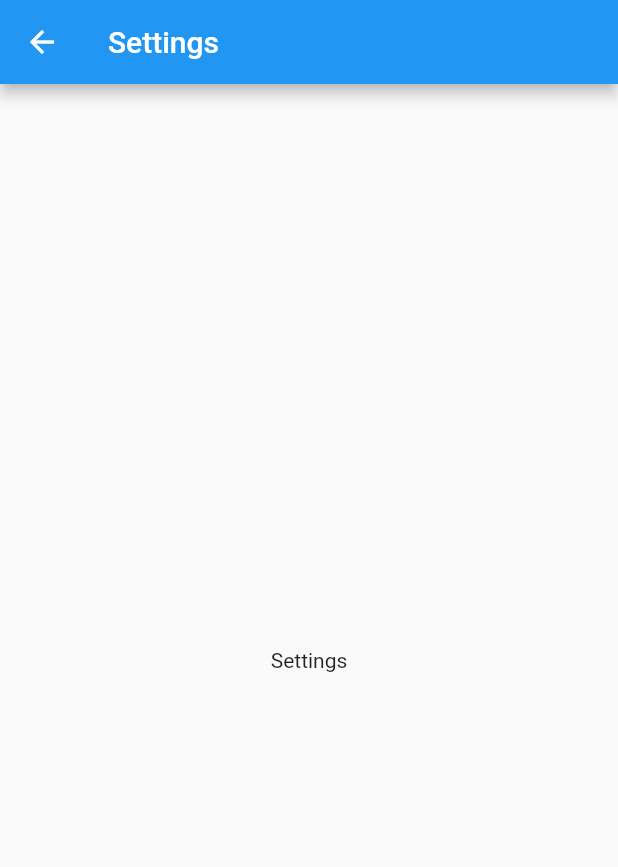
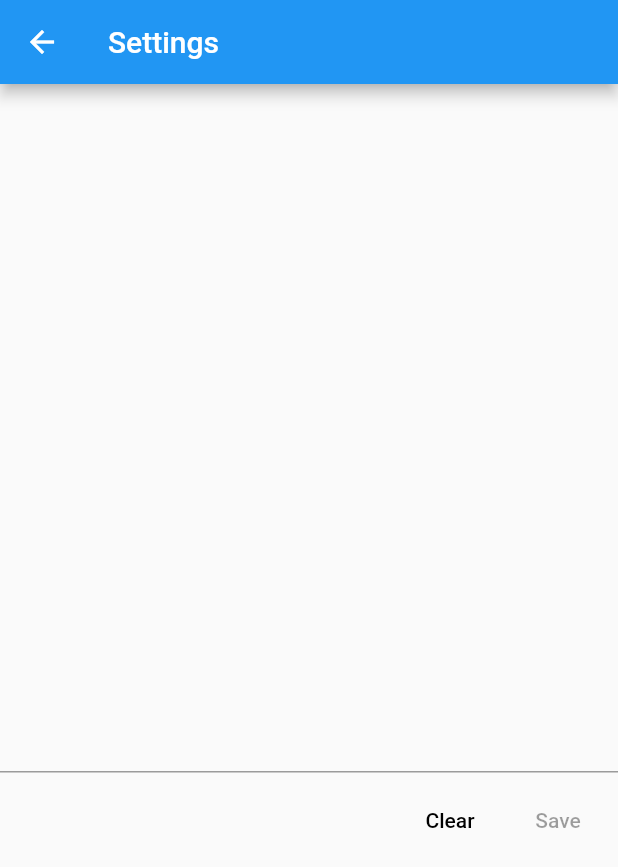
Before and after one commit to famoser/course-table, a Flutter app: the screen it shows after launch, in the side drawer, after a tap on "Settings", on a phone screen of 412 x 824 dp. Shown: the top 867 px of the screen. Run offline on Flutter 3.47's test engine with Material 2 defaults, Android fonts, the phone set to English and light mode, and no system bars; our stand-ins replace yaml.

Commit message:
implement settings page

```diff
--- a/course_table/lib/pages/course.dart
+++ b/course_table/lib/pages/course.dart
@@ -1,5 +1,6 @@
 
 import 'package:course_table/pages/settings.dart';
+import 'package:course_table/storage.dart';
 import 'package:flutter/cupertino.dart';
 import 'package:flutter/material.dart';
 
@@ -24,6 +25,8 @@ class CoursePage extends StatefulWidget {
 class _CoursePageState extends State<CoursePage> {
   int today = DateTime.now().weekday;
   int selectedDay = DateTime.now().weekday;
+
+  final courseStorage = CourseStorage();
 
   static const weekdays = {
     DateTime.monday: "Monday",
@@ -84,8 +87,9 @@ class _CoursePageState extends State<CoursePage> {
                 ListTile(
                   title: Text("Settings"),
                   onTap: () {
+                    Navigator.pop(context);
                     Navigator.push(context,
-                        new MaterialPageRoute(builder: (ctxt) => new SettingsPage()));
+                        new MaterialPageRoute(builder: (context) => new SettingsPage(courseStorage)));
                   },
                 )
               ],
--- a/course_table/lib/pages/settings.dart
+++ b/course_table/lib/pages/settings.dart
@@ -1,15 +1,57 @@
-
+import 'package:course_table/storage.dart';
 import 'package:flutter/cupertino.dart';
 import 'package:flutter/material.dart';
 
 class SettingsPage extends StatefulWidget {
-  SettingsPage({Key key}) : super(key: key);
+  SettingsPage(this._courseStorage, {Key key}) : super(key: key);
+
+  final CourseStorage _courseStorage;
 
   @override
-  _SettingsPageState createState() => _SettingsPageState();
+  _SettingsPageState createState() =>
+      _SettingsPageState(_courseStorage);
 }
 
 class _SettingsPageState extends State<SettingsPage> {
+  final _editCoursesController = TextEditingController();
+  final CourseStorage _courseStorage;
+
+  int _parsedCoursesCount = 0;
+
+  _SettingsPageState(this._courseStorage) {
+    this._courseStorage.readFileContent.then((onValue) {
+      _editCoursesController.text = onValue;
+      _tryParse();
+    });
+  }
+
+  @override
+  void dispose() {
+    _editCoursesController.dispose();
+    super.dispose();
+  }
+
+  void _tryParse() {
+    var text = _editCoursesController.text;
+    var parsedCourses = this._courseStorage.parseCourses(text).length;
+
+    setState(() {
+      _parsedCoursesCount = parsedCourses;
+    });
+  }
+
+  void _save() {
+    this._courseStorage.writeCourses(_editCoursesController.text);
+    Navigator.pop(context);
+  }
+
+  void _clear() {
+    _editCoursesController.text = "";
+
+    setState(() {
+      _parsedCoursesCount = 0;
+    });
+  }
 
   @override
   Widget build(BuildContext context) {
@@ -17,11 +59,35 @@ class _SettingsPageState extends State<SettingsPage> {
       appBar: AppBar(
         title: Text("Settings"),
       ),
-      body: Center(
+      body: Container(
+        alignment: Alignment.topCenter,
         child: Column(
           mainAxisAlignment: MainAxisAlignment.center,
           children: <Widget>[
-            Text('Settings')
+            TextField(
+              controller: _editCoursesController,
+              onSubmitted: (_) {
+                _tryParse();
+              },
+              onChanged: (text) {
+                print("changed to " + text);
+                _tryParse();
+              },
+              minLines: 10,
+              maxLines: 16,
+            ),
+            ButtonBar(
+              children: <Widget>[
+                FlatButton(
+                  onPressed: _clear,
+                  child: Text("Clear"),
+                ),
+                FlatButton(
+                  onPressed: _parsedCoursesCount == 0 ? null : _save,
+                  child: Text("Save"),
+                )
+              ],
+            )
           ],
         ),
       ),
--- a/course_table/lib/storage.dart
+++ b/course_table/lib/storage.dart
@@ -17,14 +17,14 @@ class CourseStorage {
     return File('$path/courses.yml');
   }
 
-  Future<String> get _localFileContent async {
+  Future<String> get readFileContent async {
     final file = await _localFile;
     return await file.readAsString();
   }
 
   Future<List<Course>> readCourses() async {
     try {
-      var contents = await _localFileContent;
+      var contents = await readFileContent;
       return parseCourses(contents);
     } catch (e) {
       return List<Course>();
```
Also changed, not shown: course_table/lib/models.dart (+11 -10 lines).
